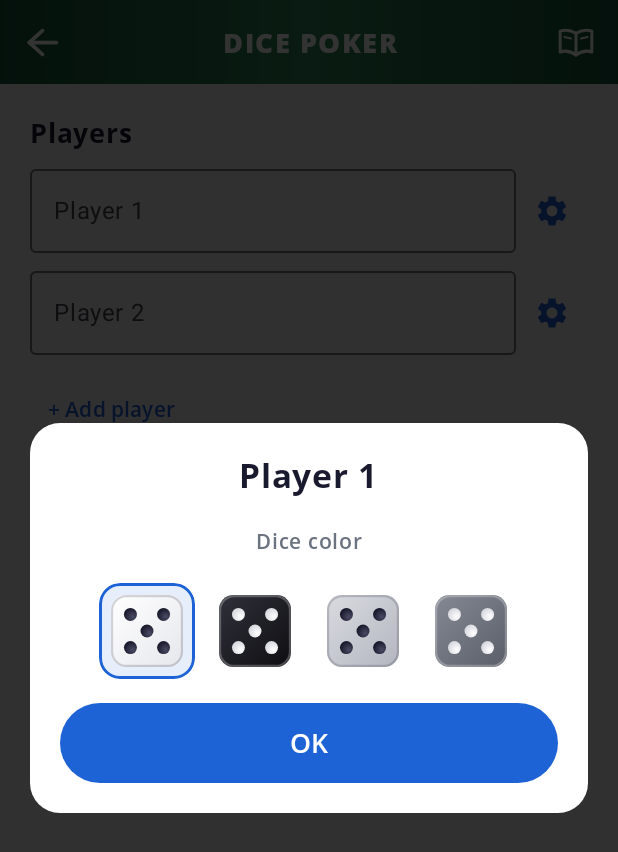
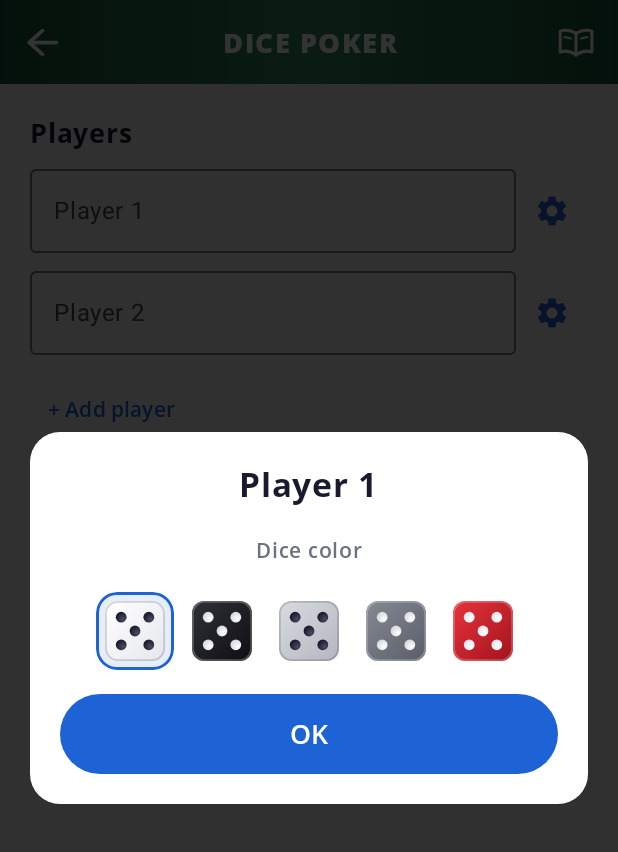
Before and after one commit to sreten-filipovic/dices, an Android app built with Jetpack Compose: the screen it shows after launch (MainActivity), after a tap on "Player settings", on a phone screen of 412 x 824 dp. Shown: the top 852 px of the screen. Run offline under Robolectric (Android 15) with nearby library versions, the phone set to English and light mode, and no system bars; our stand-ins replace Compose Multiplatform resources, Navigation 3; libraries missing offline, so code that uses them is left out: co.touchlab.kermit; pictures from the network do not load; 1 statement that could not run was skipped; 3 other taps on this screen came first.

Commit message:
Red-whit dice

```diff
--- a/shared/src/commonMain/kotlin/com/cubes/template/shared/ui/common/views/DieStyle.kt
+++ b/shared/src/commonMain/kotlin/com/cubes/template/shared/ui/common/views/DieStyle.kt
@@ -41,4 +41,11 @@ enum class DieStyle(
         pipLight = Color(0xFFFFFFFF),
         edge = Color(0x40FFFFFF),
     ),
+    RED(
+        body = Color(0xFFE5343D),
+        bodyShade = Color(0xFFA3121C),
+        pip = Color(0xFFE6E7EC),
+        pipLight = Color(0xFFFFFFFF),
+        edge = Color(0x40FFFFFF),
+    ),
 }
--- a/shared/src/commonMain/kotlin/com/cubes/template/shared/ui/main/game_setup/GameSetupView.kt
+++ b/shared/src/commonMain/kotlin/com/cubes/template/shared/ui/main/game_setup/GameSetupView.kt
@@ -244,7 +244,7 @@ private fun PlayerSettingsCard(
             fontSize = 14.sp,
             color = ColorTextSecondary,
         )
-        Row(horizontalArrangement = Arrangement.spacedBy(8.dp)) {
+        Row(horizontalArrangement = Arrangement.spacedBy(6.dp)) {
             DieStyle.entries.forEach { style ->
                 val isSelected = style == selected
                 Box(
@@ -257,9 +257,9 @@ private fun PlayerSettingsCard(
                             shape = RoundedCornerShape(14.dp),
                         )
                         .clickable { onSelect(style) }
-                        .padding(8.dp),
+                        .padding(6.dp),
                 ) {
-                    DieFace(value = 5, size = 48.dp, style = style)
+                    DieFace(value = 5, size = 40.dp, style = style)
                 }
             }
         }
```
